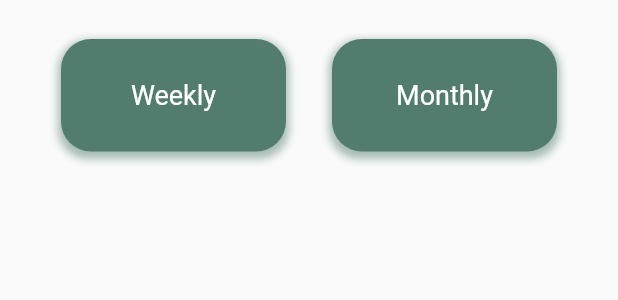
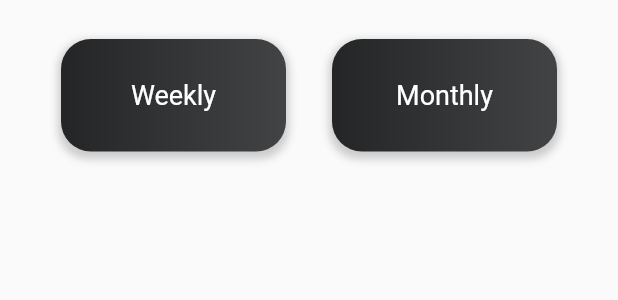
Before and after one commit to mikail-masood/prayertime, a Flutter app: the ViewToggle widget shown alone on an empty page, opened directly, on a phone screen of 412 x 824 dp. Shown: the top 300 px of the screen. Run offline on Flutter 3.47's test engine with Material 2 defaults, Android fonts, the phone set to English and light mode, and no system bars; network calls fail.

Commit message:
changed color and removed gesture detector

```diff
--- a/lib/widgets/viewToggle.dart
+++ b/lib/widgets/viewToggle.dart
@@ -17,11 +17,14 @@ class ViewToggle extends StatelessWidget {
               height: 75.0,
               width: 150.0,
               decoration: BoxDecoration(
-                color: Color(0xFF527D6E),
+                gradient: LinearGradient(
+                    begin: Alignment.centerLeft,
+                    end: Alignment.centerRight,
+                    colors: [Color(0xFF232526), Color(0xFF414345)]),
                 borderRadius: BorderRadius.circular(20.0),
                 boxShadow: [
                   BoxShadow(
-                    color: Color(0xFF527D6E).withOpacity(0.5),
+                    color: Colors.grey.withOpacity(0.5),
                     spreadRadius: 2,
                     blurRadius: 4,
                     offset: Offset(0, 3),
@@ -45,11 +48,14 @@ class ViewToggle extends StatelessWidget {
               height: 75.0,
               width: 150.0,
               decoration: BoxDecoration(
-                color: Color(0xFF527D6E),
+                gradient: LinearGradient(
+                    begin: Alignment.centerLeft,
+                    end: Alignment.centerRight,
+                    colors: [Color(0xFF232526), Color(0xFF414345)]),
                 borderRadius: BorderRadius.circular(20.0),
                 boxShadow: [
                   BoxShadow(
-                    color: Color(0xFF527D6E).withOpacity(0.5),
+                    color: Colors.grey.withOpacity(0.5),
                     spreadRadius: 2,
                     blurRadius: 4,
                     offset: Offset(0, 3),
```
